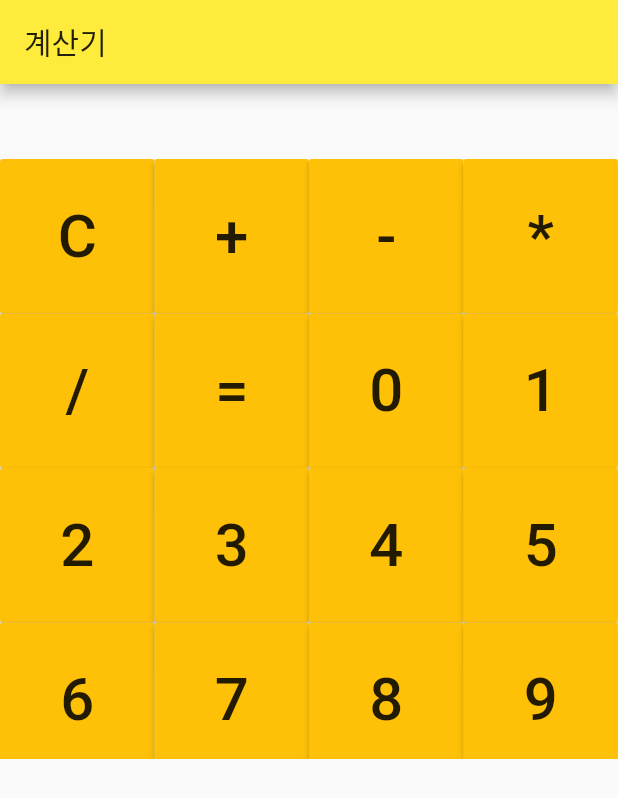
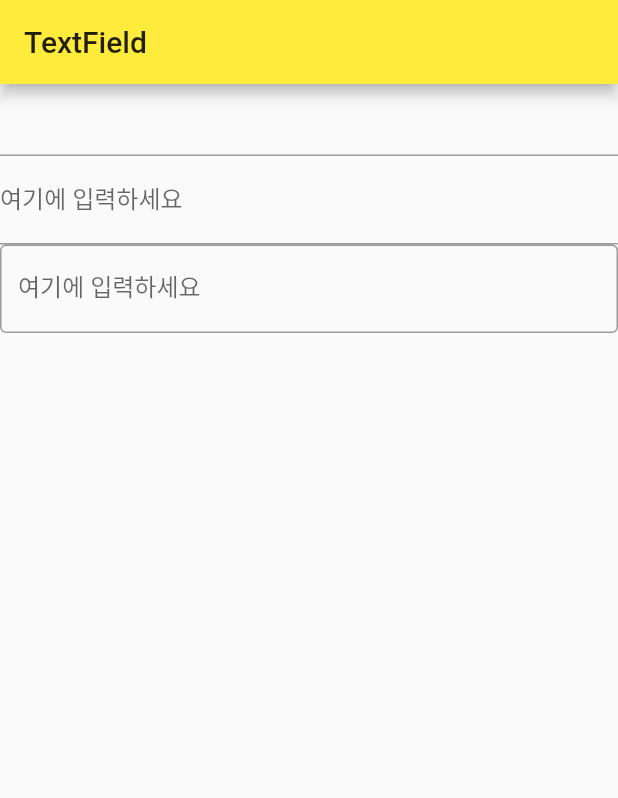
Before and after one commit to congcoding/flutter_survivalcoding, a Flutter app: the screen it shows after launch, on a phone screen of 412 x 824 dp. Shown: the top 798 px of the screen. Run offline on Flutter 3.47's test engine with Material 2 defaults, Android fonts, the phone set to English and light mode, and no system bars.

Commit message:
[FEAT] Chapter 5.1.1 (TextField)

```diff
--- a/lib/main.dart
+++ b/lib/main.dart
@@ -15,58 +15,29 @@ class MyApp extends StatelessWidget {
   }
 }
 
-class MyHomePage extends StatefulWidget {
-  @override
-  _MyHomePageState createState() => _MyHomePageState();
-}
-
-class _MyHomePageState extends State<MyHomePage> {
-  var _text = '';
-  final List<String> items = ['C', '+', '-', '*', '/', '=', '0', '1', '2', '3', '4', '5', '6', '7', '8', '9'];
-
+class MyHomePage extends StatelessWidget {
   @override
   Widget build(BuildContext context) {
-    var gridList = List<Widget>.generate(items.length, (idx) {
-      return Container(
-          width: 50,
-          child: RaisedButton(
-              color: Colors.amber,
-              child: Text(
-                items[idx],
-                style: TextStyle(fontSize: 40),
-                textAlign: TextAlign.center,
-              ),
-              onPressed: () {
-                setState(() {
-                  if (items[idx] == 'C')
-                    _text = '';
-                  else
-                    _text += items[idx];
-                });
-              }));
-    }).toList();
-
     return Scaffold(
         appBar: AppBar(
-        title: Text('계산기'),
+          title: Text('TextField'),
         ),
-      body: SingleChildScrollView(
-        child: Container(
-          child: Column(
+        body: Column(
           children: <Widget>[
-              Container(
-                  height: 50,
-                  child: Text(_text, style: TextStyle(fontSize: 40))),
-              Container(
-                  height: 400,
-                  child: GridView.count(
-                    crossAxisCount: 4,
-                    children: gridList,
-                  ))
-            ],
+            TextField(),
+            TextField(
+                decoration: InputDecoration(
+                  labelText: '여기에 입력하세요',
                 ),
             ),
+            TextField(
+              decoration: InputDecoration(
+                border: OutlineInputBorder(),
+                labelText: '여기에 입력하세요',
               ),
+            )
+          ]
+        )
     );
   }
 }
```
Lines whose indentation alone changed are shown as unchanged.
